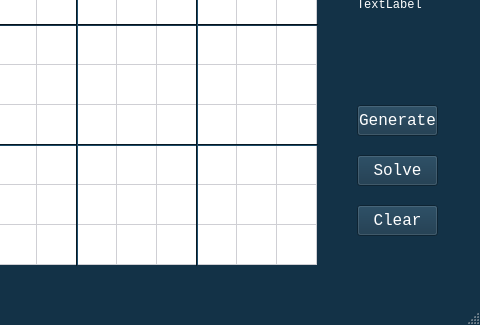
Above: mainwindow.ui from a1230119/sudoku before the change; both pictures show x 83 to 563 and y 132 to 457 of the 563 by 457 pixel window. Below: the same form after it.
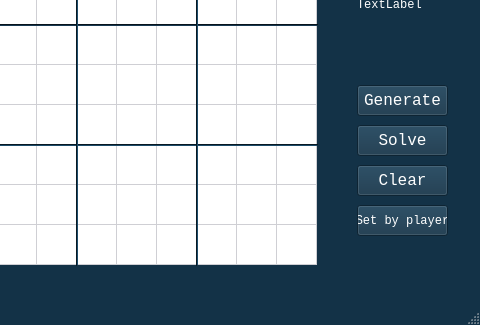
That is the form after the change.

What changed in the file:
```diff
--- a/mainwindow.ui
+++ b/mainwindow.ui
@@ -438,8 +438,8 @@
     <property name="geometry">
      <rect>
       <x>440</x>
-      <y>220</y>
-      <width>81</width>
+      <y>200</y>
+      <width>91</width>
       <height>31</height>
      </rect>
     </property>
@@ -493,8 +493,8 @@
     <property name="geometry">
      <rect>
       <x>440</x>
-      <y>270</y>
-      <width>81</width>
+      <y>240</y>
+      <width>91</width>
       <height>31</height>
      </rect>
     </property>
@@ -511,8 +511,8 @@
     <property name="geometry">
      <rect>
       <x>440</x>
-      <y>320</y>
-      <width>81</width>
+      <y>280</y>
+      <width>91</width>
       <height>31</height>
      </rect>
     </property>
@@ -1493,6 +1493,19 @@
      <string>TextLabel</string>
     </property>
    </widget>
+   <widget class="QPushButton" name="pushButton4">
+    <property name="geometry">
+     <rect>
+      <x>440</x>
+      <y>320</y>
+      <width>91</width>
+      <height>31</height>
+     </rect>
+    </property>
+    <property name="text">
+     <string>Set by player</string>
+    </property>
+   </widget>
   </widget>
   <widget class="QMenuBar" name="menuBar">
    <property name="geometry">
```
